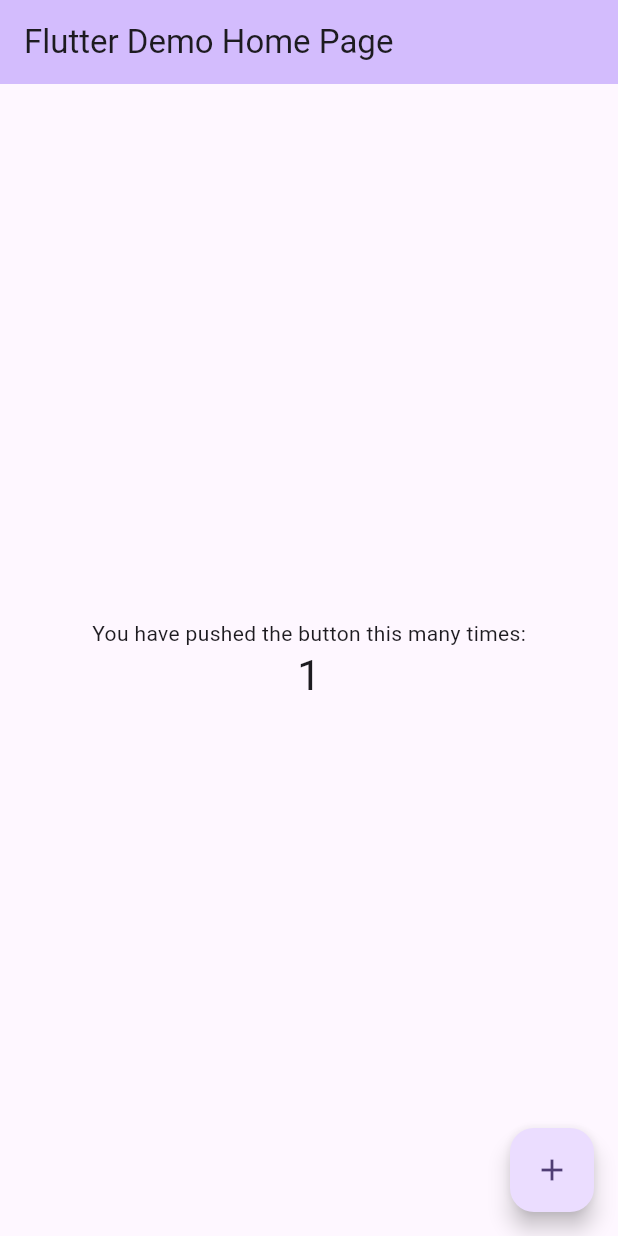
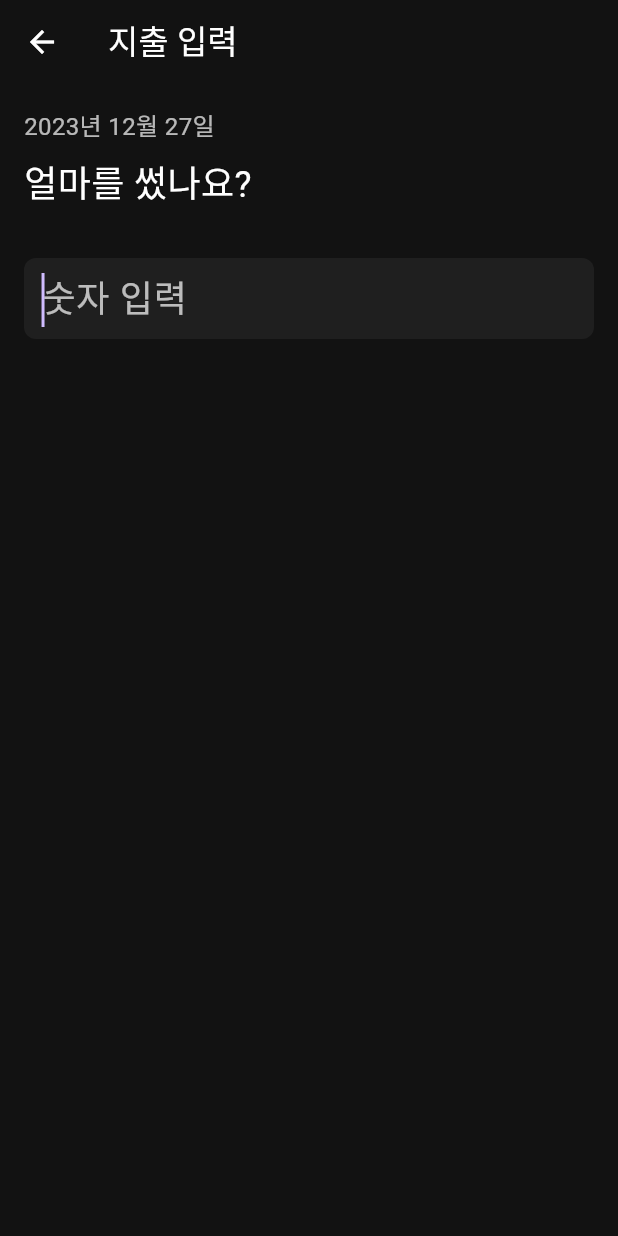
Before and after one commit to ideook/shared_budget_book, a Flutter app: the screen it shows after launch, after a tap on the "add" icon, on a phone screen of 412 x 824 dp. Run offline on Flutter 3.47's test engine with Material 3 defaults, Android fonts, the phone set to English and light mode, and no system bars; our stand-ins replace firebase_core; accounts and stored records are empty.

Commit message:
초안 작성

```diff
--- a/lib/main.dart
+++ b/lib/main.dart
@@ -1,6 +1,8 @@
 import 'package:flutter/material.dart';
 import 'package:firebase_core/firebase_core.dart';
+import 'package:intl/intl.dart';
 import 'firebase_options.dart';
+import 'package:shared_budget_book/screens/add_expense_screen.dart';
 
 void main() async {
   WidgetsFlutterBinding.ensureInitialized();
@@ -18,27 +20,25 @@ class MyApp extends StatelessWidget {
   @override
   Widget build(BuildContext context) {
     return MaterialApp(
-      title: 'Flutter Demo',
+      title: '공유예산가계부',
       theme: ThemeData(
-        // This is the theme of your application.
-        //
-        // TRY THIS: Try running your application with "flutter run". You'll see
-        // the application has a purple toolbar. Then, without quitting the app,
-        // try changing the seedColor in the colorScheme below to Colors.green
-        // and then invoke "hot reload" (save your changes or press the "hot
-        // reload" button in a Flutter-supported IDE, or press "r" if you used
-        // the command line to start the app).
-        //
-        // Notice that the counter didn't reset back to zero; the application
-        // state is not lost during the reload. To reset the state, use hot
-        // restart instead.
-        //
-        // This works for code too, not just values: Most code changes can be
-        // tested with just a hot reload.
-        colorScheme: ColorScheme.fromSeed(seedColor: Colors.deepPurple),
-        useMaterial3: true,
+        // Define the default brightness and colors.
+        brightness: Brightness.dark,
+        primaryColor: Colors.blueGrey[900],
+
+        // Define the default font family.
+        //fontFamily: 'Georgia',
+
+        // textTheme: const TextTheme(
+        //   displayLarge: TextStyle(color: Colors.white, fontSize: 72.0, fontWeight: FontWeight.bold),
+        //   displayMedium: TextStyle(color: Colors.white, fontSize: 72.0, fontWeight: FontWeight.bold),
+        //   displaySmall: TextStyle(color: Colors.white, fontSize: 72.0, fontWeight: FontWeight.bold),
+        //   titleLarge: TextStyle(color: Colors.white, fontSize: 36.0, fontWeight: FontWeight.bold),
+        //   titleMedium: TextStyle(color: Colors.white, fontSize: 24.0, fontWeight: FontWeight.bold),
+        //   // Define other styles as needed
+        // ),
       ),
-      home: const MyHomePage(title: 'Flutter Demo Home Page'),
+      home: const MyHomePage(title: '공유예산가계부'),
     );
   }
 }
@@ -62,7 +62,24 @@ class MyHomePage extends StatefulWidget {
 }
 
 class _MyHomePageState extends State<MyHomePage> {
+  DateTime selectedDate = DateTime.now();
+  bool isDatePickerShown = false;
+
   int _counter = 0;
+
+  Future<void> _selectDate(BuildContext context) async {
+    final DateTime? picked = await showDatePicker(
+      context: context,
+      initialDate: selectedDate,
+      firstDate: DateTime(2000),
+      lastDate: DateTime(2101),
+    );
+    if (picked != null && picked != selectedDate) {
+      setState(() {
+        selectedDate = picked;
+      });
+    }
+  }
 
   void _incrementCounter() {
     setState(() {
@@ -77,6 +94,11 @@ class _MyHomePageState extends State<MyHomePage> {
 
   @override
   Widget build(BuildContext context) {
+    // 다크 테마 색상 정의
+    Color backgroundColor = const Color(0xFF121212); // 배경 색상
+    Color foregroundColor = Colors.white; // 텍스트 색상
+    Color accentColor = const Color(0xFF1F1F1F); // 입력 필드 배경 색상
+
     // This method is rerun every time setState is called, for instance as done
     // by the _incrementCounter method above.
     //
@@ -84,48 +106,79 @@ class _MyHomePageState extends State<MyHomePage> {
     // fast, so that you can just rebuild anything that needs updating rather
     // than having to individually change instances of widgets.
     return Scaffold(
+      backgroundColor: backgroundColor,
       appBar: AppBar(
         // TRY THIS: Try changing the color here to a specific color (to
         // Colors.amber, perhaps?) and trigger a hot reload to see the AppBar
         // change color while the other colors stay the same.
-        backgroundColor: Theme.of(context).colorScheme.inversePrimary,
+        backgroundColor: backgroundColor,
         // Here we take the value from the MyHomePage object that was created by
         // the App.build method, and use it to set our appbar title.
         title: Text(widget.title),
       ),
-      body: Center(
-        // Center is a layout widget. It takes a single child and positions it
-        // in the middle of the parent.
+      body: SingleChildScrollView(
         child: Column(
-          // Column is also a layout widget. It takes a list of children and
-          // arranges them vertically. By default, it sizes itself to fit its
-          // children horizontally, and tries to be as tall as its parent.
-          //
-          // Column has various properties to control how it sizes itself and
-          // how it positions its children. Here we use mainAxisAlignment to
-          // center the children vertically; the main axis here is the vertical
-          // axis because Columns are vertical (the cross axis would be
-          // horizontal).
-          //
-          // TRY THIS: Invoke "debug painting" (choose the "Toggle Debug Paint"
-          // action in the IDE, or press "p" in the console), to see the
-          // wireframe for each widget.
-          mainAxisAlignment: MainAxisAlignment.center,
-          children: <Widget>[
-            const Text(
-              'You have pushed the button this many times:',
+          children: [
+            ListTile(
+              title: Row(
+                mainAxisSize: MainAxisSize.min, // Use minimum space required by children
+                children: [
+                  Text(DateFormat('yyyy년 M월 d일').format(selectedDate)),
+                  const Icon(Icons.arrow_drop_down), // Icon right next to the text
+                ],
+              ),
+              onTap: () {
+                // 달력 표시 상태를 토글합니다.
+                setState(() {
+                  isDatePickerShown = !isDatePickerShown;
+                });
+              },
             ),
-            Text(
-              '$_counter',
-              style: Theme.of(context).textTheme.headlineMedium,
-            ),
+            // CalendarDatePicker를 표시하거나 숨깁니다.
+            if (isDatePickerShown)
+              CalendarDatePicker(
+                initialDate: selectedDate,
+                firstDate: DateTime(2000),
+                lastDate: DateTime(2101),
+                onDateChanged: (newDate) {
+                  setState(() {
+                    selectedDate = newDate;
+                    isDatePickerShown = false;
+                  });
+                },
+              ),
+            // 날짜가 선택되었을 때 나타나는 '지출 입력' 버튼
+            // ListTile(
+            //   title: const Text('지출 입력'),
+            //   onTap: () {
+            //     Navigator.push(
+            //       context,
+            //       MaterialPageRoute(
+            //         builder: (context) => AddExpenseScreen(selectedDate: selectedDate),
+            //       ),
+            //     );
+            //   },
+            // ),
+            // 나머지 UI 요소들...
           ],
         ),
       ),
       floatingActionButton: FloatingActionButton(
-        onPressed: _incrementCounter,
+        //onPressed: _incrementCounter,
+        backgroundColor: const Color(0xFF3182F7),
+        onPressed: () {
+          // Navigate to the AddExpenseScreen when the button is pressed
+          Navigator.push(
+            context,
+            MaterialPageRoute(
+              builder: (context) => AddExpenseScreen(selectedDate: selectedDate), // 여기에 선택된 날짜를 전달합니다.
+            ),
+          );
+        },
         tooltip: 'Increment',
-        child: const Icon(Icons.add),
+        child: const Icon(
+          Icons.add,
+        ),
       ), // This trailing comma makes auto-formatting nicer for build methods.
     );
   }
--- /dev/null
+++ b/lib/screens/add_expense_screen.dart
@@ -0,0 +1,132 @@
+import 'package:flutter/material.dart';
+import 'package:flutter/services.dart';
+import 'package:intl/intl.dart';
+import 'package:shared_budget_book/services/money_input_formatter.dart';
+
+class AddExpenseScreen extends StatefulWidget {
+  final DateTime selectedDate; // 선택한 날짜를 저장할 변수
+
+  const AddExpenseScreen({
+    super.key,
+    required this.selectedDate, // 날짜를 필수 인자로 받습니다.
+  });
+  @override
+  State<AddExpenseScreen> createState() => _AddExpenseScreenState();
+}
+
+class _AddExpenseScreenState extends State<AddExpenseScreen> {
+  final TextEditingController _amountController = TextEditingController();
+  final FocusNode _amountFocusNode = FocusNode();
+  bool _isButtonVisible = false; // 버튼 가시성 상태
+
+  @override
+  void initState() {
+    super.initState();
+    _amountController.addListener(_onTextChanged); // 리스너 추가
+
+    // 화면이 처음 빌드된 후에 실행
+    WidgetsBinding.instance.addPostFrameCallback((_) {
+      _amountFocusNode.requestFocus(); // 숫자 입력 필드에 자동 포커스
+    });
+  }
+
+  void _onTextChanged() {
+    if (_amountController.text.isEmpty && _isButtonVisible) {
+      setState(() => _isButtonVisible = false);
+    } else if (_amountController.text.isNotEmpty && !_isButtonVisible) {
+      setState(() => _isButtonVisible = true);
+    }
+  }
+
+  @override
+  void dispose() {
+    _amountController.dispose();
+    _amountFocusNode.dispose();
+    super.dispose();
+  }
+
+  @override
+  Widget build(BuildContext context) {
+    // 날짜를 '년월일' 형식으로 포맷하기
+    String formattedDate = DateFormat('yyyy년 M월 d일').format(widget.selectedDate);
+
+    // 다크 테마 색상 정의
+    Color backgroundColor = const Color(0xFF121212); // 배경 색상
+    Color foregroundColor = Colors.white; // 텍스트 색상
+    Color accentColor = const Color(0xFF1F1F1F); // 입력 필드 배경 색상
+
+    return Scaffold(
+      backgroundColor: backgroundColor,
+      appBar: AppBar(
+        title: Text('지출 입력', style: TextStyle(color: foregroundColor)),
+        backgroundColor: backgroundColor, // 앱바 색상
+        iconTheme: IconThemeData(color: foregroundColor), // 앱바 아이콘 색상
+      ),
+      body: Padding(
+        padding: const EdgeInsets.all(16.0),
+        child: Column(
+          crossAxisAlignment: CrossAxisAlignment.start,
+          children: <Widget>[
+            Text(
+              formattedDate, // 여기에 날짜를 표시합니다.
+              style: const TextStyle(fontSize: 16.0, color: Colors.white70),
+            ),
+            const SizedBox(height: 8),
+            const Text(
+              '얼마를 썼나요?',
+              style: TextStyle(fontSize: 24.0, color: Colors.white),
+            ),
+            const SizedBox(height: 32),
+            Container(
+              padding: const EdgeInsets.symmetric(horizontal: 12),
+              decoration: BoxDecoration(
+                color: accentColor,
+                borderRadius: BorderRadius.circular(8),
+              ),
+              child: TextField(
+                controller: _amountController,
+                focusNode: _amountFocusNode,
+                style: TextStyle(color: foregroundColor, fontSize: 24),
+                decoration: const InputDecoration(
+                  border: InputBorder.none,
+                  hintText: '숫자 입력',
+                  hintStyle: TextStyle(color: Colors.white70),
+                ),
+                keyboardType: const TextInputType.numberWithOptions(decimal: true),
+                inputFormatters: [
+                  MoneyInputFormatter(),
+                ],
+              ),
+            ),
+            // 더 많은 위젯들이 위치할 수 있습니다.
+          ],
+        ),
+      ),
+      bottomNavigationBar: SafeArea(
+        child: Padding(
+          padding: EdgeInsets.only(
+            bottom: MediaQuery.of(context).viewInsets.bottom,
+          ),
+          child: Visibility(
+            // Visibility 위젯 사용
+            visible: _isButtonVisible, // 버튼의 가시성 제어
+            child: ElevatedButton(
+              onPressed: () {
+                // '저장하기' 버튼을 눌렀을 때의 로직을 작성하세요.
+              },
+              style: ElevatedButton.styleFrom(
+                backgroundColor: const Color(0xFF3182F7),
+                minimumSize: const Size.fromHeight(55), // 버튼 높이 설정
+                elevation: 0, // 버튼의 그림자 제거
+                shape: const RoundedRectangleBorder(
+                  borderRadius: BorderRadius.zero, // 모서리를 둥글지 않게
+                ),
+              ),
+              child: const Text('다음', style: TextStyle(fontSize: 18.0, color: Colors.white)),
+            ),
+          ),
+        ),
+      ),
+    );
+  }
+}
```
Also changed, not shown: lib/services/money_input_formatter.dart (added, +56 -0 lines), pubspec.yaml (+3 -4 lines), pubspec.lock.
